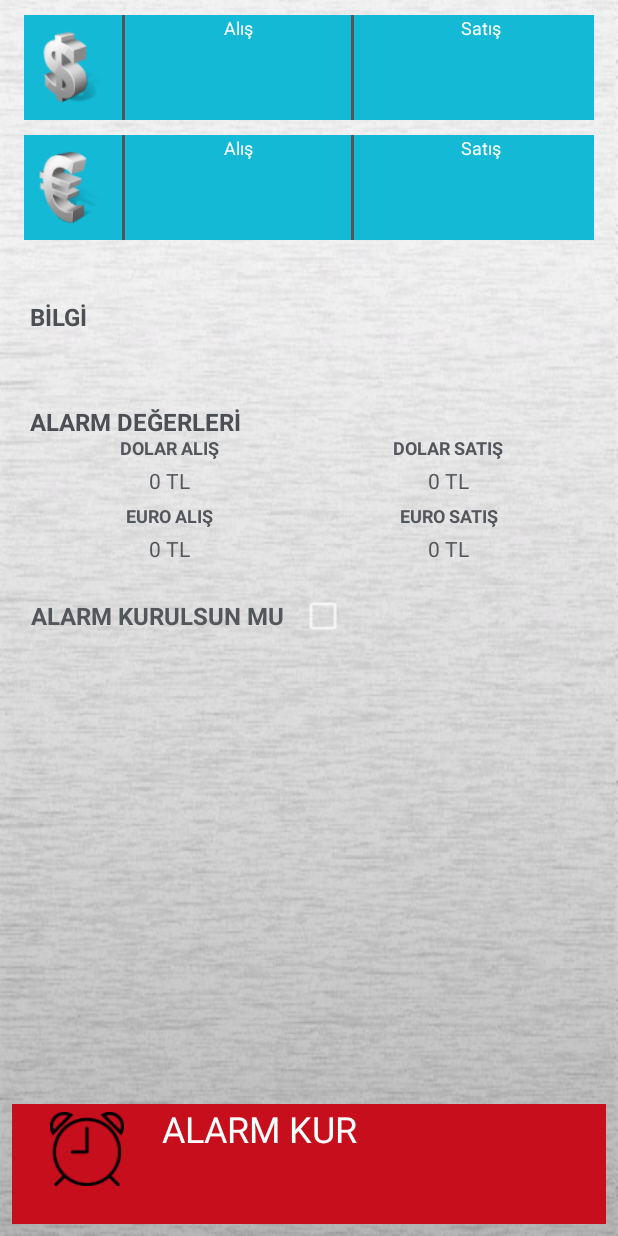
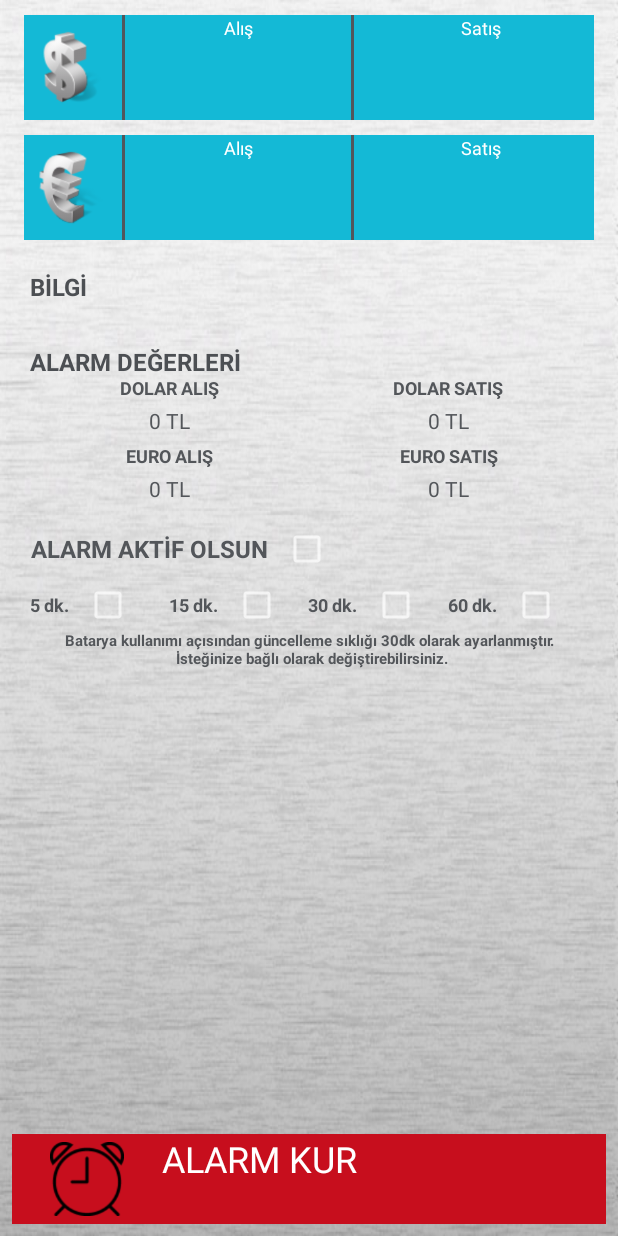
Before and after one commit to ercanpinar/DovizAlarm, an Android app: the screen it shows after launch (MainActivity), on a phone screen of 412 x 824 dp. Run offline under Robolectric (Android 15) with nearby library versions, the phone set to English and light mode, and no system bars; our stand-ins replace ButterKnife, Volley; libraries missing offline, so code that uses them is left out: com.gc.materialdesign, de.keyboardsurfer.android; plain views replace LayoutRipple; network calls fail; 2 statements that could not run were skipped.

Commit message:
alarm service calısma secenekleri sadece eklendi(aktif edilmedi). 0.0000 tl icin ekrana atamalar yapılıyor ama alarm aktif değil.

```diff
--- a/DovizAlarm/app/src/main/java/com/doviz/alarm/DovizAlarmService.java
+++ b/DovizAlarm/app/src/main/java/com/doviz/alarm/DovizAlarmService.java
@@ -127,7 +127,7 @@ public class DovizAlarmService extends Service {
     private void alarmControl(String value, String type, boolean isAlisCheck) {
         String temp = shrp.getAlarmValue(type);
 
-        if (temp != null && !temp.equals("") && !temp.equals("0")) {
+        if (temp != null && !temp.equals("") && !temp.equals("0") && !temp.equals("0.0000")) {
             temp = temp.replace(".", "");
             value = value.replace(".", "");
             int valueInt = 0;
--- a/DovizAlarm/app/src/main/java/com/doviz/alarm/MainFragment.java
+++ b/DovizAlarm/app/src/main/java/com/doviz/alarm/MainFragment.java
@@ -150,22 +150,25 @@ public class MainFragment extends BaseFragment {
             public void onClick(View v) {
                 SharedPref shrp = new SharedPref(getActivity());
                 boolean serviceActv = false;
-                if (!dolarAlisAlrm.getText().toString().trim().equals("") && !dolarAlisAlrm.getText().toString().trim().equals("0")) {
-                    shrp.updateAlarm(shrp.DOLAR_ALIS, addZero(dolarAlisAlrm.getText().toString().trim()));
-
-                    serviceActv = true;
+                if (stringIsNotEmptyAndZero(dolarAlisAlrm)) {
+                    shrp.updateAlarm(shrp.DOLAR_ALIS, addZero(dolarAlisAlrm.getText().toString()));
+                    if (!addZero(dolarAlisAlrm.getText().toString()).equals("0.0000"))
+                        serviceActv = true;
                 }
-                if (!euroAlisAlrm.getText().toString().trim().equals("") && !euroAlisAlrm.getText().toString().trim().equals("0")) {
-                    shrp.updateAlarm(shrp.EURO_ALIS, addZero(euroAlisAlrm.getText().toString().trim()));
-                    serviceActv = true;
+                if (stringIsNotEmptyAndZero(dolarSatisAlrm)) {
+                    shrp.updateAlarm(shrp.DOLAR_SATIS, addZero(dolarSatisAlrm.getText().toString()));
+                    if (!addZero(dolarSatisAlrm.getText().toString()).equals("0.0000"))
+                        serviceActv = true;
                 }
-                if (!dolarSatisAlrm.getText().toString().trim().equals("") && !dolarSatisAlrm.getText().toString().trim().equals("0")) {
-                    shrp.updateAlarm(shrp.DOLAR_SATIS, addZero(dolarSatisAlrm.getText().toString().trim()));
-                    serviceActv = true;
+                if (stringIsNotEmptyAndZero(euroAlisAlrm)) {
+                    shrp.updateAlarm(shrp.EURO_ALIS, addZero(euroAlisAlrm.getText().toString()));
+                    if (!addZero(euroAlisAlrm.getText().toString()).equals("0.0000"))
+                        serviceActv = true;
                 }
-                if (!euroSatisAlrm.getText().toString().trim().equals("") && !euroSatisAlrm.getText().toString().trim().equals("0")) {
-                    shrp.updateAlarm(shrp.EURO_SATIS, addZero(euroSatisAlrm.getText().toString().trim()));
-                    serviceActv = true;
+                if (stringIsNotEmptyAndZero(euroSatisAlrm)) {
+                    shrp.updateAlarm(shrp.EURO_SATIS, addZero(euroSatisAlrm.getText().toString()));
+                    if (!addZero(euroSatisAlrm.getText().toString()).equals("0.0000"))
+                        serviceActv = true;
                 }
 
                 if (serviceActv) {
@@ -188,6 +191,14 @@ public class MainFragment extends BaseFragment {
         dialog.show();
     }
 
+    private boolean stringIsNotEmptyAndZero(EditText editText) {
+
+        if (!editText.getText().toString().trim().equals("") && !editText.getText().toString().trim().equals("0"))
+            return true;
+        else
+            return false;
+    }
+
     private String addZero(String str) {
         String tmp = str.replace(".", "");
         int leng = tmp.length();
@@ -195,13 +206,13 @@ public class MainFragment extends BaseFragment {
         if (leng < 5) {
             leng = 5 - leng;
             for (int i = 0; i < leng; i++) {
-                str = str + "0";
+                tmp = tmp + "0";
             }
         }
-        int len = str.length();
+        int len = tmp.length();
         Character[] array = new Character[len];
         for (int i = 0; i < len; i++) {
-            array[i] = new Character(str.charAt(i));
+            array[i] = new Character(tmp.charAt(i));
         }
 
         String ret = array[0].toString() + ".";
--- a/DovizAlarm/app/src/main/res/layout/fragment_main.xml
+++ b/DovizAlarm/app/src/main/res/layout/fragment_main.xml
@@ -302,7 +302,7 @@
         android:layout_width="match_parent"
         android:layout_height="wrap_content"
         android:gravity="left"
-        android:layout_marginTop="200dp"
+        android:layout_marginTop="180dp"
         android:layout_marginLeft="20dp"
         android:layout_marginRight="20dp"
         android:text="BİLGİ"
@@ -315,7 +315,7 @@
         android:layout_width="match_parent"
         android:layout_height="wrap_content"
         android:gravity="left"
-        android:layout_marginTop="230dp"
+        android:layout_marginTop="200dp"
         android:layout_marginLeft="20dp"
         android:layout_marginRight="20dp"
         android:textSize="14sp"
@@ -326,7 +326,7 @@
         android:layout_width="match_parent"
         android:layout_height="wrap_content"
         android:gravity="left"
-        android:layout_marginTop="270dp"
+        android:layout_marginTop="230dp"
         android:layout_marginLeft="20dp"
         android:layout_marginRight="20dp"
         android:text="ALARM DEĞERLERİ"
@@ -339,7 +339,7 @@
         android:layout_width="match_parent"
         android:layout_height="wrap_content"
         android:orientation="vertical"
-        android:layout_marginTop="290dp">
+        android:layout_marginTop="250dp">
 
         <LinearLayout
             android:layout_width="match_parent"
@@ -474,7 +474,7 @@
             android:layout_height="wrap_content"
             android:orientation="horizontal"
             android:paddingLeft="20dp"
-            android:paddingTop="10dp"
+            android:paddingTop="5dp"
             android:paddingRight="20dp">
 
             <TextView
@@ -482,7 +482,7 @@
                 android:layout_height="match_parent"
                 android:gravity="center"
                 android:textSize="16sp"
-                android:text="ALARM KURULSUN MU"
+                android:text="ALARM AKTİF OLSUN"
                 android:textStyle="bold"
                 android:paddingRight="10dp"
                 android:textColor="@color/gray_dark_grayish_blue"/>
@@ -493,13 +493,124 @@
                 android:layout_height="40dp"/>
 
         </LinearLayout>
+
+        <LinearLayout
+            android:layout_width="match_parent"
+            android:layout_height="wrap_content"
+            android:orientation="horizontal"
+            android:paddingLeft="20dp"
+            android:paddingTop="2dp"
+            android:paddingRight="20dp"
+            android:weightSum="4">
+
+            <LinearLayout
+                android:layout_width="0dp"
+                android:layout_height="match_parent"
+                android:layout_weight="1">
+
+                <TextView
+                    android:layout_width="wrap_content"
+                    android:layout_height="match_parent"
+                    android:gravity="center"
+                    android:textSize="12sp"
+                    android:text="5 dk."
+                    android:textStyle="bold"
+                    android:paddingRight="10dp"
+                    android:textColor="@color/gray_dark_grayish_blue"/>
+
+                <CheckBox
+                    android:id="@+id/chck_alarm_time_five_min"
+                    android:layout_width="30dp"
+                    android:layout_height="30dp"/>
+
+            </LinearLayout>
+
+            <LinearLayout
+                android:layout_width="0dp"
+                android:layout_height="match_parent"
+                android:layout_weight="1">
+
+                <TextView
+                    android:layout_width="wrap_content"
+                    android:layout_height="match_parent"
+                    android:gravity="center"
+                    android:textSize="12sp"
+                    android:text="15 dk."
+                    android:textStyle="bold"
+                    android:paddingRight="10dp"
+                    android:textColor="@color/gray_dark_grayish_blue"/>
+
+                <CheckBox
+                    android:id="@+id/chck_alarm_time_fifty_min"
+                    android:layout_width="30dp"
+                    android:layout_height="30dp"/>
+
+            </LinearLayout>
+
+            <LinearLayout
+                android:layout_width="0dp"
+                android:layout_height="match_parent"
+                android:layout_weight="1">
+
+                <TextView
+                    android:layout_width="wrap_content"
+                    android:layout_height="match_parent"
+                    android:gravity="center"
+                    android:textSize="12sp"
+                    android:text="30 dk."
+                    android:textStyle="bold"
+                    android:paddingRight="10dp"
+                    android:textColor="@color/gray_dark_grayish_blue"/>
+
+                <CheckBox
+                    android:id="@+id/chck_alarm_time_thirty_min"
+                    android:layout_width="30dp"
+                    android:layout_height="30dp"/>
+
+            </LinearLayout>
+
+            <LinearLayout
+                android:layout_width="0dp"
+                android:layout_height="match_parent"
+                android:layout_weight="1">
+
+                <TextView
+                    android:layout_width="wrap_content"
+                    android:layout_height="match_parent"
+                    android:gravity="center"
+                    android:textSize="12sp"
+                    android:text="60 dk."
+                    android:textStyle="bold"
+                    android:paddingRight="10dp"
+                    android:textColor="@color/gray_dark_grayish_blue"/>
+
+                <CheckBox
+                    android:id="@+id/chck_alarm_time_one_hour"
+                    android:layout_width="30dp"
+                    android:layout_height="30dp"/>
+
+            </LinearLayout>
+        </LinearLayout>
+
+        <TextView
+            android:layout_width="match_parent"
+            android:layout_height="wrap_content"
+            android:orientation="horizontal"
+            android:paddingLeft="20dp"
+            android:paddingTop="2dp"
+            android:paddingRight="20dp"
+            android:gravity="center"
+            android:textSize="10sp"
+            android:text="Batarya kullanımı açısından güncelleme sıklığı 30dk olarak ayarlanmıştır.\n İsteğinize bağlı olarak değiştirebilirsiniz."
+            android:textStyle="bold"
+            android:textColor="@color/gray_dark_grayish_blue"/>
     </LinearLayout>
 
     <com.gc.materialdesign.views.LayoutRipple
         android:id="@+id/lr_alarm"
         android:layout_alignParentBottom="true"
         android:layout_width="match_parent"
-        android:layout_height="80dp"
+        android:layout_height="60dp"
         android:background="@color/red_strong"
         android:clickable="true"
         android:layout_marginBottom="8dp"
```
